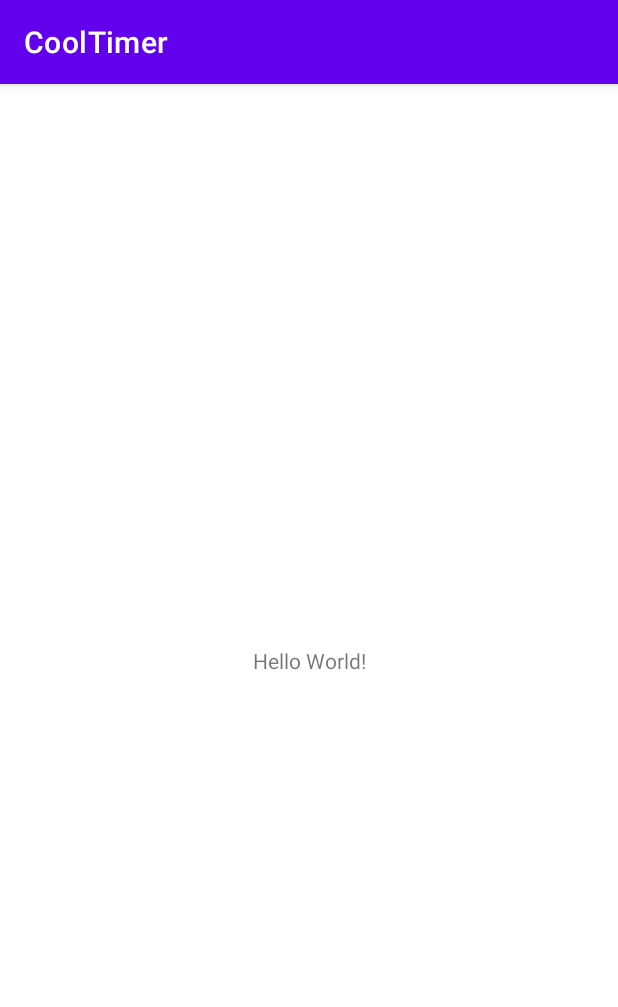
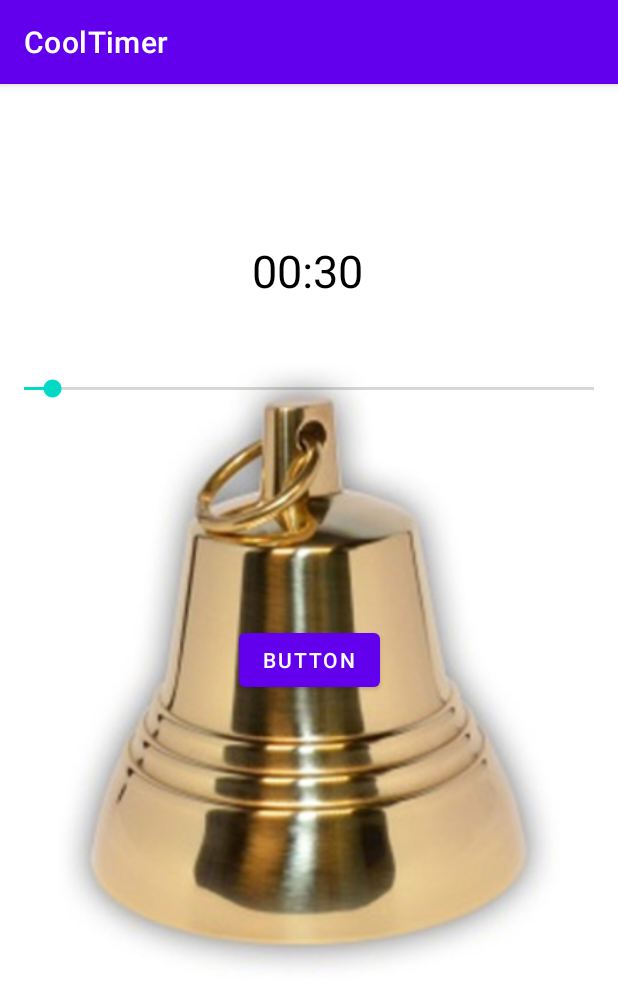
Before and after one commit to KornevSergei/CoolTimer, an Android app: the screen it shows after launch (MainActivity), on a phone screen of 412 x 824 dp. Shown: the top 1007 px of the screen. Run offline under Robolectric (Android 15) with nearby library versions, the phone set to English and light mode, and no system bars.

Commit message:
Commit 1

```diff
--- a/app/src/main/java/com/example/cooltimer/MainActivity.java
+++ b/app/src/main/java/com/example/cooltimer/MainActivity.java
@@ -2,42 +2,53 @@ package com.example.cooltimer;
 
 import androidx.appcompat.app.AppCompatActivity;
 
+import android.media.MediaPlayer;
 import android.os.Bundle;
 import android.os.CountDownTimer;
 import android.os.Handler;
 import android.util.Log;
+import android.view.View;
+import android.widget.Button;
+import android.widget.SeekBar;
+import android.widget.TextView;
+
 
 public class MainActivity extends AppCompatActivity {
+
+
+    private SeekBar seekBar;
+    private TextView textView;
+    //переменная для смены названия кнопки
+    private Button button;
+    //переменная для определения работает ли сикбар
+    private boolean isTimerOn;
+
+    private CountDownTimer countDownTimer;
+
 
     @Override
     protected void onCreate(Bundle savedInstanceState) {
         super.onCreate(savedInstanceState);
         setContentView(R.layout.activity_main);
-
-        //первый варинат таймера, ереопределяем методы, передаем промежуток времени работы  и интервал частоты
-        CountDownTimer myTimer = new CountDownTimer(10000, 1000) {
-            //выполняется метод второго параметра таймера, каждую секунду
-            @Override
-            public void onTick(long millisUntilFinished) {
-                Log.d("myTimer","Осталось секунд - " +  String.valueOf(millisUntilFinished/1000));
-
-            }
-            //выполняется метод когда время первого параметра закончилось
-            @Override
-            public void onFinish() {
-                Log.d("myTimer","Всё!");
-
-            }
-        };
-        //запускаем таймер
-        myTimer.start();
-
-
-
-
-
-
-
+//
+//        //первый варинат таймера, ереопределяем методы, передаем промежуток времени работы  и интервал частоты
+//        CountDownTimer myTimer = new CountDownTimer(10000, 1000) {
+//            //выполняется метод второго параметра таймера, каждую секунду
+//            @Override
+//            public void onTick(long millisUntilFinished) {
+//                Log.d("myTimer","Осталось секунд - " +  String.valueOf(millisUntilFinished/1000));
+//
+//            }
+//            //выполняется метод когда время первого параметра закончилось
+//            @Override
+//            public void onFinish() {
+//                Log.d("myTimer","Всё!");
+//
+//            }
+//        };
+//        //запускаем таймер
+//        myTimer.start();
+//
         //второй варинат таймера
 //        //создаём таймер при помощи класа Хендлера
 //        Handler handler = new Handler();
@@ -55,5 +66,113 @@ public class MainActivity extends AppCompatActivity {
 //        //запускаем процесс
 //        handler.post(runnable);
 
+
+        //связываем с разметкой
+        //связываем с разметкой
+        seekBar = findViewById(R.id.seekBar);
+        textView = findViewById(R.id.textView);
+        button = findViewById(R.id.button);
+
+        //устанавливаем максимум
+        seekBar.setMax(600);
+        //устанавливаем начальный параметр
+        seekBar.setProgress(30);
+
+        //по умолчанию ставим что таймер не включен
+        isTimerOn = false;
+
+        //устанавливаем слушатель для изменения текста
+        seekBar.setOnSeekBarChangeListener(new SeekBar.OnSeekBarChangeListener() {
+            @Override
+            public void onProgressChanged(SeekBar seekBar, int progress, boolean fromUser) {
+
+                long progressInMillis = progress * 1000;
+                updateTimer(progressInMillis);
+
+            }
+
+            @Override
+            public void onStartTrackingTouch(SeekBar seekBar) {
+
+            }
+
+            @Override
+            public void onStopTrackingTouch(SeekBar seekBar) {
+
+            }
+        });
+
+
+    }
+
+    public void start(View view) {
+        //елаем проверку на то раоботает ли таймер сли работает то останавливаем
+        if (!isTimerOn) {
+            button.setText("Стоп");
+            //убираем возможность трогать сикбар
+            seekBar.setEnabled(false);
+            isTimerOn = true;
+
+            //создаём таймер устанавливаем начало которе привязано к сикбару и интервал срабатывания
+            countDownTimer = new CountDownTimer(seekBar.getProgress() * 1000, 1000) {
+                @Override
+                public void onTick(long millisUntilFinished) {
+                    //вызываем метод и передаём параметр
+                    updateTimer(millisUntilFinished);
+                }
+
+                @Override
+                public void onFinish() {
+                    Log.d("onFinish: ", "Всё!");
+                    //создаём плеер для звонка по окончанию
+                    MediaPlayer mediaPlayer = MediaPlayer.create(getApplicationContext(), R.raw.bell);
+                    mediaPlayer.start();
+                    resetTimer();
+
+                }
+            };
+            countDownTimer.start();
+
+        } else {
+            resetTimer();
+
+        }
+
+    }
+
+
+    private void updateTimer(long millisUntilFinished) {
+        //обнавляем каждую секунду
+        int minutes = (int) (millisUntilFinished / 1000 / 60);
+        int seconds = (int) (millisUntilFinished / 1000 - (minutes * 60));
+
+        //строки  проверка для правильного отображения цифр в тексвью
+        String minutesString = "";
+        String secondsString = "";
+
+        if (minutes < 10) {
+            minutesString = "0" + minutes;
+        } else {
+            minutesString = String.valueOf(minutes);
+        }
+
+        if (seconds < 10) {
+            secondsString = "0" + seconds;
+        } else {
+            secondsString = String.valueOf(seconds);
+        }
+
+        //устанавливаем значения
+        textView.setText(minutesString + " : " + secondsString);
+    }
+
+    private void resetTimer() {
+        //останавливаем таймер и меняем текст
+        countDownTimer.cancel();
+        textView.setText("00:60");
+        button.setText("Старт");
+        seekBar.setEnabled(true);
+        seekBar.setProgress(30);
+        isTimerOn = false;
     }
 }
--- a/app/src/main/res/layout/activity_main.xml
+++ b/app/src/main/res/layout/activity_main.xml
@@ -6,13 +6,49 @@
     android:layout_height="match_parent"
     tools:context=".MainActivity">
 
-    <TextView
+    <ImageView
+        android:id="@+id/imageView"
+        android:layout_width="match_parent"
+        android:layout_height="match_parent"
+        app:layout_constraintBottom_toBottomOf="parent"
+        app:layout_constraintEnd_toEndOf="parent"
+        app:layout_constraintStart_toStartOf="parent"
+        app:layout_constraintTop_toTopOf="parent"
+        app:srcCompat="@drawable/bell" />
+
+    <Button
+        android:id="@+id/button"
         android:layout_width="wrap_content"
         android:layout_height="wrap_content"
-        android:text="Hello World!"
-        app:layout_constraintBottom_toBottomOf="parent"
-        app:layout_constraintLeft_toLeftOf="parent"
-        app:layout_constraintRight_toRightOf="parent"
+        android:onClick="start"
+        android:text="Button"
+        app:layout_constraintBottom_toBottomOf="@+id/imageView"
+        app:layout_constraintEnd_toEndOf="@+id/imageView"
+        app:layout_constraintStart_toStartOf="@+id/imageView"
         app:layout_constraintTop_toTopOf="parent" />
 
+    <SeekBar
+        android:id="@+id/seekBar"
+        android:layout_width="match_parent"
+        android:layout_height="wrap_content"
+        android:layout_marginBottom="556dp"
+        app:layout_constraintBottom_toBottomOf="parent"
+        app:layout_constraintEnd_toEndOf="parent"
+        app:layout_constraintHorizontal_bias="0.0"
+        app:layout_constraintStart_toStartOf="parent" />
+
+    <TextView
+        android:id="@+id/textView"
+        android:layout_width="wrap_content"
+        android:layout_height="wrap_content"
+        android:text="00:30"
+        android:textColor="@color/black"
+        android:textSize="30sp"
+        app:layout_constraintBottom_toBottomOf="@+id/imageView"
+        app:layout_constraintEnd_toEndOf="parent"
+        app:layout_constraintHorizontal_bias="0.498"
+        app:layout_constraintStart_toStartOf="parent"
+        app:layout_constraintTop_toTopOf="@+id/imageView"
+        app:layout_constraintVertical_bias="0.143" />
+
 </androidx.constraintlayout.widget.ConstraintLayout>
```
Also changed, not shown: app/src/main/res/drawable-v24/bell.jpg (added), 1 other file.
